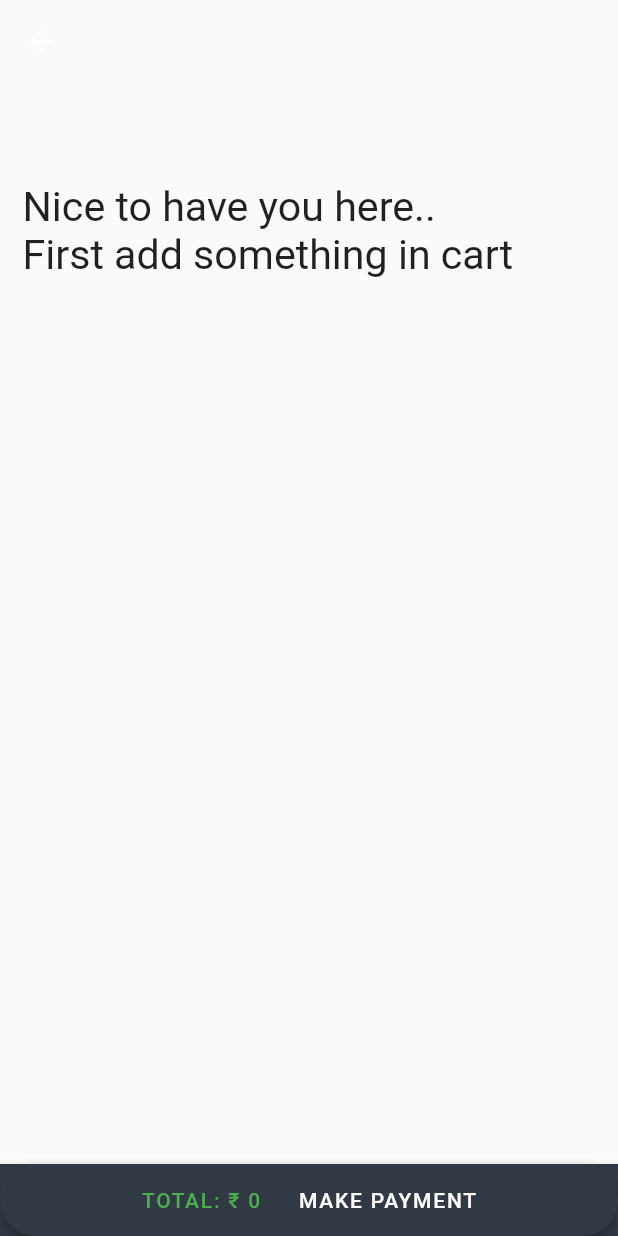
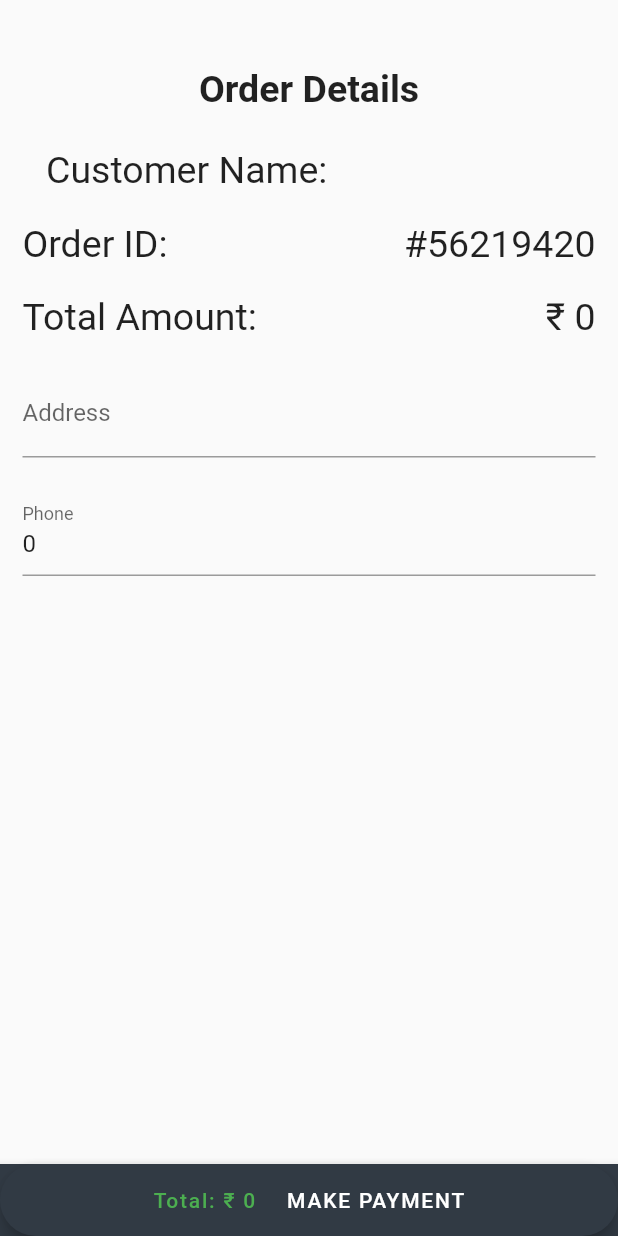
Before and after one commit to CyberWake/rtrigger, a Flutter app: the FoodCart screen opened directly, after a tap on an icon or button, on a phone screen of 412 x 824 dp. Run offline on Flutter 3.47's test engine with Material 2 defaults, Android fonts, the phone set to English and light mode, and no system bars; our stand-ins replace cloud_firestore, file_picker, firebase_auth, firebase_core, firebase_storage, geolocator and 2 more; missing offline and left inert: mailer, razorpay_flutter; accounts and stored records are empty.

Commit message:
PrePayment screen added in food cart

```diff
--- a/lib/screens/food_cart.dart
+++ b/lib/screens/food_cart.dart
@@ -1,7 +1,9 @@
 import 'package:firebase_auth/firebase_auth.dart';
+import 'package:flutter/cupertino.dart';
 import 'package:flutter/material.dart';
 import 'package:user/auth/auth.dart';
 import 'package:user/models/profile.dart';
+import 'package:user/screens/prepayment_screen.dart';
 import 'package:user/widgets/cart_item_card.dart';
 import 'package:user/models/apptheme.dart';
 import 'package:razorpay_flutter/razorpay_flutter.dart';
@@ -10,7 +12,9 @@ import 'package:cloud_firestore/cloud_firestore.dart';
 
 class FoodCart extends StatefulWidget {
   final bool isAppbar;
+
   FoodCart(this.isAppbar);
+
   @override
   _FoodCartState createState() => _FoodCartState();
 }
@@ -72,7 +76,6 @@ class _FoodCartState extends State<FoodCart> {
         isLoading = false;
       });
     });
-//    getPerKmCharge();
     getCartData();
     super.initState();
     _razorpay = Razorpay();
@@ -81,7 +84,7 @@ class _FoodCartState extends State<FoodCart> {
     _razorpay.on(Razorpay.EVENT_EXTERNAL_WALLET, _handleExternalWallet);
   }
 
-  void getPerKmCharge() async{
+  void getPerKmCharge() async {
     var temp = await _firestore.collection("deliveryRate").doc("rates").get();
     _perKmCharge = temp.get("rate");
   }
@@ -114,7 +117,11 @@ class _FoodCartState extends State<FoodCart> {
 
     for (int i = 0; i < cartItems.length; i++) {
       setState(() {
-        total = total + cartItems[i]["price"] * cartItems[i]["quantity"] + int.parse(cartItems[i]["distance"].substring(0,cartItems[i]["distance"].length-3))*_perKmCharge;
+        total = total +
+            cartItems[i]["price"] * cartItems[i]["quantity"] +
+            int.parse(cartItems[i]["distance"]
+                    .substring(0, cartItems[i]["distance"].length - 3)) *
+                _perKmCharge;
       });
     }
   }
@@ -137,8 +144,9 @@ class _FoodCartState extends State<FoodCart> {
   @override
   Widget build(BuildContext context) {
     return Scaffold(
-      appBar: widget.isAppbar?
-      AppBar(backgroundColor: Colors.blueGrey,
+      appBar: widget.isAppbar
+          ? AppBar(
+              backgroundColor: Colors.blueGrey,
               elevation: 0.0,
               centerTitle: true,
               title: Text(
@@ -149,7 +157,7 @@ class _FoodCartState extends State<FoodCart> {
                     fontSize: 18),
               ),
             )
-          :AppBar(
+          : AppBar(
               elevation: 0.0,
               backgroundColor: Colors.transparent,
             ),
@@ -157,12 +165,16 @@ class _FoodCartState extends State<FoodCart> {
         padding: EdgeInsets.only(top: MediaQuery.of(context).size.width / 8),
         child: isLoading
             ? Center(child: CircularProgressIndicator())
-            : total==0?Container(
+            : total == 0
+                ? Container(
                     padding: EdgeInsets.all(15),
-          child: Text("Nice to have you here..\nFirst add something in cart",
-          style: TextStyle(fontSize: MediaQuery.of(context).size.width/15),),
-        ):
-        SafeArea(
+                    child: Text(
+                      "Nice to have you here..\nFirst add something in cart",
+                      style: TextStyle(
+                          fontSize: MediaQuery.of(context).size.width / 15),
+                    ),
+                  )
+                : SafeArea(
                     child: Column(
                       crossAxisAlignment: CrossAxisAlignment.center,
                       children: [
@@ -181,9 +193,11 @@ class _FoodCartState extends State<FoodCart> {
                                   productID: cartItems[index]["productID"],
                                   onTap: () async {
                                     Cart cart = Cart();
-                                var deleteResult = await cart.deleteFromCart(
+                                    var deleteResult =
+                                        await cart.deleteFromCart(
                                             userID: _userID,
-                                    productID: cartItems[index]["productID"]);
+                                            productID: cartItems[index]
+                                                ["productID"]);
                                     if (deleteResult == true) {
                                       getCartData();
                                       //calculateTotal();
@@ -208,7 +222,10 @@ class _FoodCartState extends State<FoodCart> {
             elevation: 5,
             backgroundColor: AppTheme.dark_grey,
             onPressed: () {
-              makePayment();
+              Navigator.push(
+                  context,
+                  CupertinoPageRoute(
+                      builder: (context) => PrePayment(total: total)));
             },
             //Implement Route To Payment Here
             label: Row(
@@ -221,7 +238,7 @@ class _FoodCartState extends State<FoodCart> {
                 SizedBox(
                   width: 20,
                 ),
-                Text("Make Payment".toUpperCase()),
+                Text("Order Now".toUpperCase()),
               ],
             ),
           ),
--- /dev/null
+++ b/lib/screens/prepayment_screen.dart
@@ -0,0 +1,276 @@
+import 'package:cloud_firestore/cloud_firestore.dart';
+import 'package:firebase_auth/firebase_auth.dart';
+import 'dart:math' as Math;
+
+import 'package:flutter/cupertino.dart';
+import 'package:flutter/material.dart';
+import 'package:geolocator/geolocator.dart';
+import 'package:razorpay_flutter/razorpay_flutter.dart';
+import 'package:user/auth/auth.dart';
+import 'package:user/models/apptheme.dart';
+import 'package:user/models/profile.dart';
+
+class PrePayment extends StatefulWidget {
+  final int total;
+
+  const PrePayment({this.total});
+
+  @override
+  _PrePaymentState createState() => _PrePaymentState();
+}
+
+class _PrePaymentState extends State<PrePayment> {
+  final GlobalKey<FormState> _formKey = GlobalKey<FormState>();
+  Auth auth = Auth();
+  UserProfile profile;
+  Razorpay _razorpay;
+  bool isLoading = true;
+  String address;
+  int phoneno;
+  int _orderNo;
+
+  void _handlePaymentError(PaymentFailureResponse response) async {
+    await showDialog(
+        context: context,
+        builder: (_) => AlertDialog(
+              title: Text('An Error occured!'),
+              content:
+                  Text(response.code.toString() + ' - ' + response.message),
+              actions: <Widget>[
+                FlatButton(
+                  child: Text('Okay'),
+                  onPressed: () {
+                    Navigator.of(_).pop();
+                  },
+                ),
+              ],
+            ));
+  }
+
+  void _handleExternalWallet(ExternalWalletResponse response) {}
+
+  void _handlePaymentSuccess(PaymentSuccessResponse response) async {
+    await showDialog(
+        context: context,
+        builder: (_) => AlertDialog(
+              title: Text('Payment Successful.'),
+              content: Text(response.paymentId),
+              actions: <Widget>[
+                FlatButton(
+                  child: Text('Okay'),
+                  onPressed: () {
+                    Navigator.of(_).pop();
+                  },
+                ),
+              ],
+            ));
+  }
+
+  @override
+  void initState() {
+    auth.getProfile().whenComplete(() {
+      profile = auth.profile;
+      address = profile.address;
+      phoneno = profile.phone;
+      _orderNo = Math.Random().nextInt(100000000);
+      setState(() {
+        isLoading = false;
+      });
+    });
+    super.initState();
+    _razorpay = Razorpay();
+    _razorpay.on(Razorpay.EVENT_PAYMENT_SUCCESS, _handlePaymentSuccess);
+    _razorpay.on(Razorpay.EVENT_PAYMENT_ERROR, _handlePaymentError);
+    _razorpay.on(Razorpay.EVENT_EXTERNAL_WALLET, _handleExternalWallet);
+  }
+
+  Future<void> makePayment() async {
+    var options = {
+      'key': 'rzp_test_Fs6iRWL4ppk5ng',
+      'amount': widget.total * 100, //in paise so * 100
+      'name': 'Rtiggers',
+      'description': 'Order Payment for id - #' + _orderNo.toString(),
+      'prefill': {'contact': profile.phone.toString(), 'email': profile.email},
+      "method": {
+        "netbanking": true,
+        "card": true,
+        "wallet": false,
+        "upi": true,
+      },
+    };
+    try {
+      _razorpay.open(options);
+    } catch (e) {
+      debugPrint(e);
+    }
+  }
+
+  @override
+  void dispose() {
+    super.dispose();
+    _razorpay.clear();
+  }
+
+  void validateAndSave() async {
+    final FormState form = _formKey.currentState;
+    if (form.validate()) {
+      form.save();
+
+      Geolocator geolocator = Geolocator()..forceAndroidLocationManager = true;
+      GeolocationStatus geolocationStatus =
+          await geolocator.checkGeolocationPermissionStatus();
+      Position position = await Geolocator()
+          .getCurrentPosition(desiredAccuracy: LocationAccuracy.high);
+      print(position);
+      makePayment();
+    }
+  }
+
+  @override
+  Widget build(BuildContext context) {
+    return Scaffold(
+      body: SafeArea(
+        child: SingleChildScrollView(
+          child: Container(
+            padding: EdgeInsets.all(15),
+            height: MediaQuery.of(context).size.height,
+            width: MediaQuery.of(context).size.width,
+            child: isLoading
+                ? Center(child: CircularProgressIndicator())
+                : Form(
+                    key: _formKey,
+                    child: Column(
+                      crossAxisAlignment: CrossAxisAlignment.center,
+                      children: [
+                        SizedBox(
+                          height: 30,
+                        ),
+                        Text(
+                          "Order Details",
+                          style: TextStyle(
+                              fontSize: 25, fontWeight: FontWeight.bold),
+                        ),
+                        SizedBox(
+                          height: 25,
+                        ),
+                        Row(
+                          mainAxisAlignment: MainAxisAlignment.spaceAround,
+                          children: [
+                            Text(
+                              "Customer Name: ",
+                              style: TextStyle(fontSize: 25),
+                            ),
+                            Spacer(),
+                            Flexible(
+                                child: Text(
+                              profile.username,
+                              style: TextStyle(fontSize: 25),
+                            ))
+                          ],
+                        ),
+                        SizedBox(
+                          height: 20,
+                        ),
+                        Row(
+                          mainAxisAlignment: MainAxisAlignment.spaceAround,
+                          children: [
+                            Text(
+                              "Order ID: ",
+                              style: TextStyle(fontSize: 25),
+                            ),
+                            Spacer(),
+                            Text(
+                              '#' + _orderNo.toString(),
+                              style: TextStyle(fontSize: 25),
+                            ),
+                          ],
+                        ),
+                        SizedBox(
+                          height: 20,
+                        ),
+                        Row(
+                          mainAxisAlignment: MainAxisAlignment.spaceAround,
+                          children: [
+                            Text(
+                              "Total Amount: ",
+                              style: TextStyle(fontSize: 25),
+                            ),
+                            Spacer(),
+                            Text(
+                              '₹ ' + widget.total.toString(),
+                              style: TextStyle(fontSize: 25),
+                            )
+                          ],
+                        ),
+                        SizedBox(
+                          height: 20,
+                        ),
+                        TextFormField(
+                            decoration: InputDecoration(labelText: 'Address'),
+                            initialValue: address,
+                            keyboardType: TextInputType.multiline,
+                            onSaved: (value) {
+                              address = value;
+                            },
+                            validator: (value) {
+                              if (value.isEmpty) {
+                                return 'Please enter a valid address.';
+                              }
+                              return null;
+                            }),
+                        SizedBox(
+                          height: 20,
+                        ),
+                        TextFormField(
+                            decoration: InputDecoration(labelText: 'Phone'),
+                            initialValue: phoneno.toString(),
+                            textCapitalization: TextCapitalization.words,
+                            keyboardType: TextInputType.number,
+                            onSaved: (value) {
+                              phoneno = int.parse(value);
+                            },
+                            validator: (value) {
+                              if (value.isEmpty ||
+                                  int.parse(value) < 6000000000 ||
+                                  int.parse(value) > 9999999999) {
+                                return 'Please enter valid phone number';
+                              }
+                              return null;
+                            }),
+                      ],
+                    ),
+                  ),
+          ),
+        ),
+      ),
+      bottomNavigationBar: BottomAppBar(
+        color: AppTheme.dark_grey,
+        elevation: 5,
+        child: Container(
+          child: FloatingActionButton.extended(
+            splashColor: AppTheme.darkerText,
+            elevation: 5,
+            backgroundColor: AppTheme.dark_grey,
+            onPressed: () {
+              validateAndSave();
+            },
+            //Implement Route To Payment Here
+            label: Row(
+              mainAxisAlignment: MainAxisAlignment.spaceEvenly,
+              children: [
+                Text(
+                  "Total: ₹ " + widget.total.toString(),
+                  style: TextStyle(color: Colors.green),
+                ),
+                SizedBox(
+                  width: 20,
+                ),
+                Text("Make Payment".toUpperCase()),
+              ],
+            ),
+          ),
+        ),
+      ),
+    );
+  }
+}
--- a/lib/screens/upload_prescription.dart
+++ b/lib/screens/upload_prescription.dart
@@ -5,7 +5,7 @@ import 'package:flutter/material.dart';
 import 'package:image_cropper/image_cropper.dart';
 import 'package:image_picker/image_picker.dart';
 
-final fireStore = Firestore.instance;
+final fireStore = FirebaseFirestore.instance;
 bool imgUploaded = false;
 String imgUrl;
 
--- a/lib/widgets/medicine_vendor_list_tile.dart
+++ b/lib/widgets/medicine_vendor_list_tile.dart
@@ -1,7 +1,5 @@
 import 'package:flutter/material.dart';
-import 'package:user/models/categories_enum.dart';
 import 'package:user/screens/medicine_screen.dart';
-import 'package:user/screens/saloon_services_screen.dart';
 
 class MedicineVendorListTile extends StatelessWidget {
   final String vendorName;
```
Also changed, not shown: lib/screens/medicine_screen.dart (+0 -9 lines), lib/screens/medicine_vendor_list_screen.dart (line endings or trailing spaces). Lines whose indentation alone changed are shown as unchanged.
